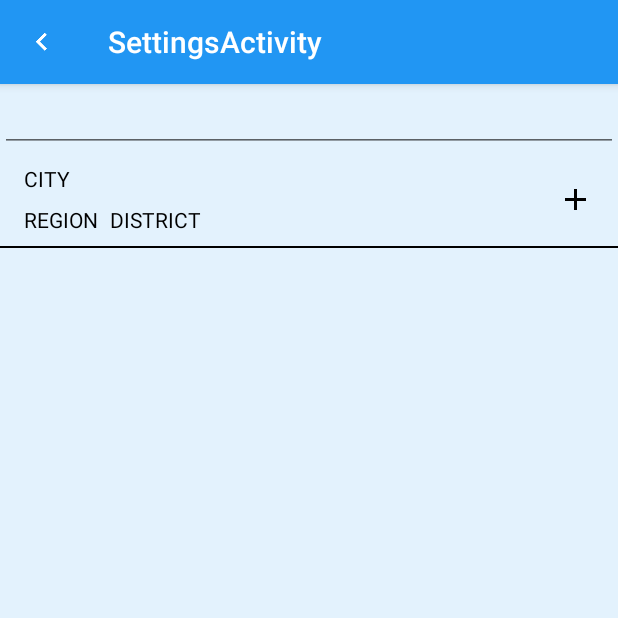
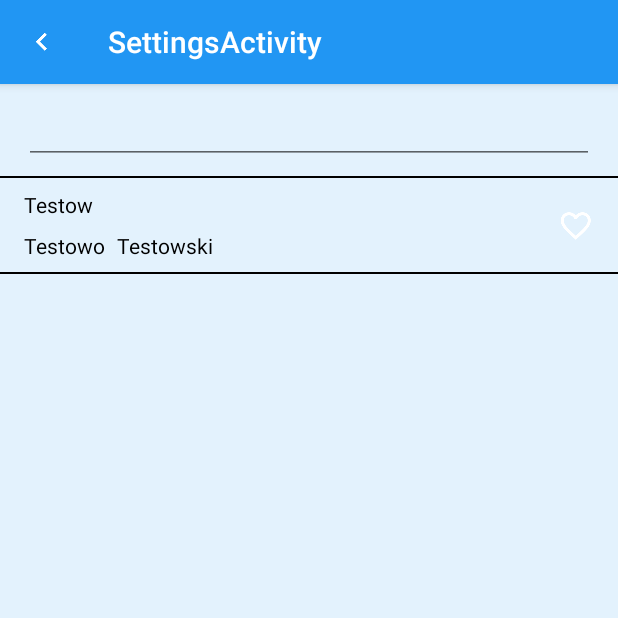
Before and after one commit to PeteTheMagician/Pogoda-Meteo, an Android app: the fragment SearchFragment placed in its activity, on a phone screen of 412 x 824 dp, the top half of it. Run offline under Robolectric (Android 15) with nearby library versions, the phone set to English and light mode, and no system bars.

Commit message:
Extracted base activity code refactoring colors change

```diff
--- /dev/null
+++ b/app/src/main/java/pl/dawidfiruzek/pogodameteo/activities/BaseActivity.java
@@ -0,0 +1,28 @@
+package pl.dawidfiruzek.pogodameteo.activities;
+
+import android.content.pm.ActivityInfo;
+import android.os.Bundle;
+import android.support.annotation.Nullable;
+import android.support.v7.app.AppCompatActivity;
+
+import pl.dawidfiruzek.pogodameteo.R;
+
+/**
+ * Created by fks on 2015-11-26.
+ */
+public class BaseActivity extends AppCompatActivity {
+    @Override
+    protected void onCreate(@Nullable Bundle savedInstanceState) {
+        super.onCreate(savedInstanceState);
+
+        setScreenOrientation();
+    }
+
+    private void setScreenOrientation() {
+        boolean portraitModeOnly = getResources().getBoolean(R.bool.portrait_mode_only);
+
+        if(portraitModeOnly) {
+            setRequestedOrientation(ActivityInfo.SCREEN_ORIENTATION_PORTRAIT);
+        }
+    }
+}
--- a/app/src/main/java/pl/dawidfiruzek/pogodameteo/activities/DetailedActivity.java
+++ b/app/src/main/java/pl/dawidfiruzek/pogodameteo/activities/DetailedActivity.java
@@ -1,19 +1,18 @@
 package pl.dawidfiruzek.pogodameteo.activities;
 
 import android.os.Bundle;
-import android.support.v7.app.ActionBarActivity;
 import android.util.Log;
 import android.view.MenuItem;
 
 import pl.dawidfiruzek.pogodameteo.R;
-import pl.dawidfiruzek.pogodameteo.fragments.SynopticsCommentFragment;
 import pl.dawidfiruzek.pogodameteo.fragments.AboutFragment;
 import pl.dawidfiruzek.pogodameteo.fragments.CitiesFragment;
 import pl.dawidfiruzek.pogodameteo.fragments.SearchFragment;
 import pl.dawidfiruzek.pogodameteo.fragments.SettingsFragment;
+import pl.dawidfiruzek.pogodameteo.fragments.SynopticsCommentFragment;
 
 
-public class DetailedActivity extends ActionBarActivity {
+public class DetailedActivity extends BaseActivity {
 
     @Override
     protected void onCreate(Bundle savedInstanceState) {
--- a/app/src/main/java/pl/dawidfiruzek/pogodameteo/activities/FirstLaunchActivity.java
+++ b/app/src/main/java/pl/dawidfiruzek/pogodameteo/activities/FirstLaunchActivity.java
@@ -1,12 +1,11 @@
 package pl.dawidfiruzek.pogodameteo.activities;
 
 import android.os.Bundle;
-import android.support.v7.app.ActionBarActivity;
 
+import pl.dawidfiruzek.pogodameteo.R;
 import pl.dawidfiruzek.pogodameteo.fragments.LanguageSelectorFragment;
-import pl.dawidfiruzek.pogodameteo.R;
 
-public class FirstLaunchActivity extends ActionBarActivity {
+public class FirstLaunchActivity extends BaseActivity {
     @Override
     protected void onCreate(Bundle savedInstanceState) {
         super.onCreate(savedInstanceState);
--- a/app/src/main/java/pl/dawidfiruzek/pogodameteo/adapters/CustomRecyclerViewAdapter.java
+++ b/app/src/main/java/pl/dawidfiruzek/pogodameteo/adapters/CustomRecyclerViewAdapter.java
@@ -47,7 +47,7 @@ public class CustomRecyclerViewAdapter extends RecyclerView.Adapter<CustomRecycl
         holder.cityListEntryView.setOnClickListener(new View.OnClickListener() {
             @Override
             public void onClick(View v) {
-                delegate.handleOnClick(position);
+                delegate.handleOnClick(dataSet.get(position));
             }
         });
     }
--- a/app/src/main/java/pl/dawidfiruzek/pogodameteo/adapters/DrawerListAdapter.java
+++ b/app/src/main/java/pl/dawidfiruzek/pogodameteo/adapters/DrawerListAdapter.java
@@ -47,7 +47,7 @@ public class DrawerListAdapter extends BaseAdapter {
 
         if(convertView == null){
             LayoutInflater inflater = (LayoutInflater) mContext.getSystemService(Context.LAYOUT_INFLATER_SERVICE);
-            view = inflater.inflate(R.layout.list_item, null);
+            view = inflater.inflate(R.layout.view_navigation_list_item, null);
         }
         else{
             view = convertView;
--- a/app/src/main/java/pl/dawidfiruzek/pogodameteo/fragments/SearchFragment.java
+++ b/app/src/main/java/pl/dawidfiruzek/pogodameteo/fragments/SearchFragment.java
@@ -58,7 +58,7 @@ public class SearchFragment extends Fragment implements RecyclerViewEventHandler
     }
 
     @Override
-    public void handleOnClick(int position) {
-        Log.e("Recycler", "Clicked" + position);
+    public void handleOnClick(CityListEntryView element) {
+        Log.e("Recycler", "Clicked" + element.getCity() + element.getRegion() + element.getDistrict());
     }
 }
--- a/app/src/main/java/pl/dawidfiruzek/pogodameteo/interfaces/RecyclerViewEventHandler.java
+++ b/app/src/main/java/pl/dawidfiruzek/pogodameteo/interfaces/RecyclerViewEventHandler.java
@@ -1,8 +1,10 @@
 package pl.dawidfiruzek.pogodameteo.interfaces;
+
+import pl.dawidfiruzek.pogodameteo.views.CityListEntryView;
 
 /**
  * Created by fks on 2015-11-25.
  */
 public interface RecyclerViewEventHandler {
-    void handleOnClick(int position);
+    void handleOnClick(CityListEntryView element);
 }
--- a/app/src/main/java/pl/dawidfiruzek/pogodameteo/views/CityListEntryView.java
+++ b/app/src/main/java/pl/dawidfiruzek/pogodameteo/views/CityListEntryView.java
@@ -2,7 +2,9 @@ package pl.dawidfiruzek.pogodameteo.views;
 
 import android.content.Context;
 import android.graphics.drawable.Drawable;
+import android.support.v4.content.ContextCompat;
 import android.util.AttributeSet;
+import android.view.MotionEvent;
 import android.view.View;
 import android.widget.ImageView;
 import android.widget.RelativeLayout;
@@ -44,18 +46,45 @@ public class CityListEntryView extends RelativeLayout {
         cityFavourite = (ImageView) findViewById(R.id.city_favourite);
     }
 
-    //TODO set actual content
-    public void setContent(CityListEntryView element){
-        cityName = element.cityName;
-        cityRegion = element.cityRegion;
-        cityDistrict = element.cityDistrict;
-        cityFavourite = element.cityFavourite;
-    }
-
     public void setContent(String cityName, String cityRegion, String cityDistrict, Drawable cityFavourite){
         this.cityName.setText(cityName);
         this.cityRegion.setText(cityRegion);
         this.cityDistrict.setText(cityDistrict);
         this.cityFavourite.setImageDrawable(cityFavourite);
     }
+
+    public void setContent(CityListEntryView element){
+        setContent(
+                element.cityName.getText().toString(),
+                element.cityRegion.getText().toString(),
+                element.cityDistrict.getText().toString(),
+                element.cityFavourite.getDrawable()
+        );
+    }
+
+    public String getCity() {
+        return cityName.getText().toString();
+    }
+
+    public String getRegion() {
+        return cityRegion.getText().toString();
+    }
+
+    public String getDistrict() {
+        return cityDistrict.getText().toString();
+    }
+
+    @Override
+    public boolean onTouchEvent(MotionEvent event) {
+        int action = event.getAction();
+
+        if(action == MotionEvent.ACTION_DOWN) {
+            setBackgroundColor(ContextCompat.getColor(getContext(), R.color.focused_backround));
+        }
+        else if (action == MotionEvent.ACTION_UP || action == MotionEvent.ACTION_CANCEL) {
+            setBackgroundColor(ContextCompat.getColor(getContext(), R.color.background));
+        }
+
+        return super.onTouchEvent(event);
+    }
 }
--- a/app/src/main/res/layout/fragment_search.xml
+++ b/app/src/main/res/layout/fragment_search.xml
@@ -1,18 +1,29 @@
-<RelativeLayout xmlns:android="http://schemas.android.com/apk/res/android"
-    xmlns:tools="http://schemas.android.com/tools" android:layout_width="match_parent"
-    android:layout_height="match_parent" tools:context="pl.dawidfiruzek.pogodameteo.fragments.SearchFragment">
+<LinearLayout
+    xmlns:android="http://schemas.android.com/apk/res/android"
+    xmlns:tools="http://schemas.android.com/tools"
+    android:layout_width="match_parent"
+    android:layout_height="match_parent"
+    android:orientation="vertical"
+    tools:context="pl.dawidfiruzek.pogodameteo.fragments.SearchFragment">
 
     <EditText
         android:id="@+id/edit_text_search"
         android:layout_width="match_parent"
         android:layout_height="wrap_content"
-        android:layout_alignParentTop="true"
+        android:layout_marginTop="@dimen/element_vertical_margin"
+        android:layout_marginLeft="@dimen/element_horizontal_margin"
+        android:layout_marginRight="@dimen/element_horizontal_margin"
+        android:layout_marginBottom="@dimen/element_vertical_margin"
         android:textColor="@color/black" />
+
+    <ImageView
+        android:layout_width="match_parent"
+        android:layout_height="1dp"
+        android:background="@color/black"/>
 
     <android.support.v7.widget.RecyclerView
         android:id="@+id/cities_list_from_db"
         android:layout_width="match_parent"
-        android:layout_height="wrap_content"
-        android:layout_below="@+id/edit_text_search"/>
+        android:layout_height="wrap_content" />
 
-</RelativeLayout>
+</LinearLayout>
--- /dev/null
+++ b/app/src/main/res/values-sw720dp/bools.xml
@@ -0,0 +1,4 @@
+<?xml version="1.0" encoding="utf-8"?>
+<resources>
+    <item name="portrait_mode_only" type="bool">false</item>
+</resources>
--- /dev/null
+++ b/app/src/main/res/values/bools.xml
@@ -0,0 +1,4 @@
+<?xml version="1.0" encoding="utf-8"?>
+<resources>
+    <item name="portrait_mode_only" type="bool">true</item>
+</resources>
--- a/app/src/main/res/values/styles.xml
+++ b/app/src/main/res/values/styles.xml
@@ -5,9 +5,9 @@
         <!-- Customize your theme here. -->
         <item name="colorPrimary">@color/blue</item>
         <item name="colorPrimaryDark">@color/darkblue</item>
-        <item name="colorAccent">@color/darkgreen</item>
+        <item name="colorAccent">@color/accent_color</item>
 
-        <item name="android:colorBackground">@color/lightblue</item>
+        <item name="android:colorBackground">@color/background</item>
         <item name="android:textColorPrimary">@color/white</item>
         <item name="android:textColor">@color/black</item>
     </style>
```
Also changed, not shown: app/src/main/java/pl/dawidfiruzek/pogodameteo/activities/MainActivity.java (+3 -4 lines), app/src/main/res/layout/fragment_synoptics_comment.xml (+19 -10 lines), app/src/main/res/values/colors.xml (+7 -13 lines), app/src/main/res/layout/view_navigation_list_item.xml (renamed from app/src/main/res/layout/list_item.xml).
